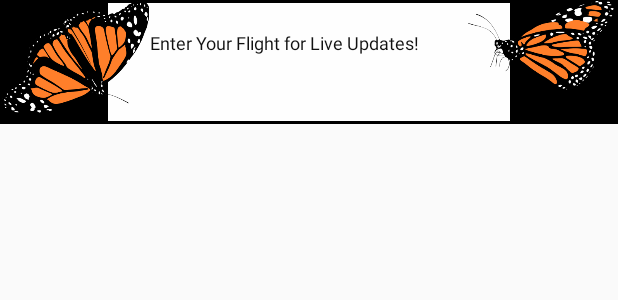
After one commit to lnanek/changi-mon, an Android app: the layout service_flight_info_overlay.xml on its own in the app's theme, with its tools: preview values and no code run, on a phone screen of 412 x 824 dp. The commit adds this screen. Shown: the top 300 px of the screen. Run offline under Robolectric (Android 15) with nearby library versions, the phone set to English and light mode, and no system bars; network calls fail.

Commit message:
Style flight info overlay.

```diff
--- a/java_basic_examples/hello_motion_tracking/src/main/java/name/nanek/changimon/activity/ViewAirportMapActivity.java
+++ b/java_basic_examples/hello_motion_tracking/src/main/java/name/nanek/changimon/activity/ViewAirportMapActivity.java
@@ -56,6 +56,7 @@ public class ViewAirportMapActivity extends Activity {
     protected void onResume() {
         super.onResume();
 
+        try {
             // Initialize Tango Service as a normal Android Service, since we call mTango.disconnect()
             // in onPause, this will unbind Tango Service, so every time when onResume gets called, we
             // should create a new Tango object.
@@ -86,16 +87,21 @@ public class ViewAirportMapActivity extends Activity {
                     }
                 }
             });
+        } catch(UnsatisfiedLinkError e) {
+            Log.d(TAG, "Ignore not Tango, just display map");
+        }
     }
 
     @Override
     protected void onPause() {
         super.onPause();
         synchronized (this) {
+            if ( null != mTango ) {
                 try {
                     mTango.disconnect();
                 } catch (TangoErrorException e) {
                     Log.e(TAG, getString(R.string.exception_tango_error), e);
+                }
             }
         }
     }
--- /dev/null
+++ b/java_basic_examples/hello_motion_tracking/src/main/res/drawable-nodpi/black_border_white_box.xml
@@ -0,0 +1,4 @@
+<shape xmlns:android="http://schemas.android.com/apk/res/android" android:shape="rectangle" >
+    <solid android:color="#fefefe" />
+    <stroke android:width="2dp" android:color="#FF000000"/>
+</shape>
--- /dev/null
+++ b/java_basic_examples/hello_motion_tracking/src/main/res/layout/service_flight_info_overlay.xml
@@ -0,0 +1,56 @@
+<?xml version="1.0" encoding="utf-8"?>
+<FrameLayout xmlns:android="http://schemas.android.com/apk/res/android"
+    xmlns:tools="http://schemas.android.com/tools"
+    android:layout_width="wrap_content"
+    android:layout_height="wrap_content"
+    tools:background="#000"
+    android:gravity="center">
+
+    <TextView
+        android:id="@+id/overlay_text"
+        android:layout_width="match_parent"
+        android:layout_height="match_parent"
+        android:background="@drawable/black_border_white_box"
+        android:text="Enter Your Flight for Live Updates!"
+        android:textColor="#111"
+        android:textSize="12sp"
+        android:paddingTop="20dp"
+        android:paddingBottom="20dp"
+        android:paddingLeft="30dp"
+        android:paddingRight="20dp"
+        android:layout_marginLeft="70dp"
+        android:layout_marginRight="70dp"
+        />
+
+    <RelativeLayout
+        android:layout_width="match_parent"
+        android:layout_height="wrap_content"
+        android:orientation="horizontal"
+        >
+
+        <ImageView
+            android:layout_width="100dp"
+            android:layout_height="wrap_content"
+            android:adjustViewBounds="true"
+            android:layout_gravity="left"
+            android:layout_alignParentLeft="true"
+            android:src="@drawable/butterfly_top" />
+<!--
+        <View
+            android:layout_width="0px"
+            android:layout_height="0px"
+            android:layout_weight="1"
+            />
+-->
+        <ImageView
+            android:layout_width="100dp"
+            android:layout_height="wrap_content"
+            android:adjustViewBounds="true"
+            android:layout_gravity="right"
+            android:layout_alignParentRight="true"
+            android:src="@drawable/butterfly_side" />
+
+    </RelativeLayout>
+
+
+</FrameLayout>
```
Also changed, not shown: java_basic_examples/hello_motion_tracking/src/main/java/name/nanek/changimon/activity/ViewFlightInfoActivity.java (+3 -21 lines), java_basic_examples/hello_motion_tracking/src/main/java/name/nanek/changimon/model/FlightRecordResponse.java (+35 -0 lines), java_basic_examples/hello_motion_tracking/src/main/java/name/nanek/changimon/service/FlightRecordOverlayService.java (+35 -8 lines), java_basic_examples/hello_motion_tracking/src/main/res/layout/activity_view_airport_map.xml (+9 -17 lines), java_basic_examples/hello_motion_tracking/src/main/res/drawable-nodpi/t3_transit.png (added), java_basic_examples/hello_motion_tracking/src/main/res/drawable-xhdpi/butterfly_side.png (added), java_basic_examples/hello_motion_tracking/src/main/res/drawable-xhdpi/butterfly_top.png (added), 3 other files. Lines whose indentation alone changed are shown as unchanged.
